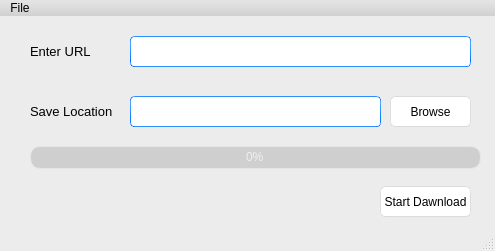
Before: the Qt Designer form main.ui in islam-kamel/EasyDown, drawn with Qt 5.
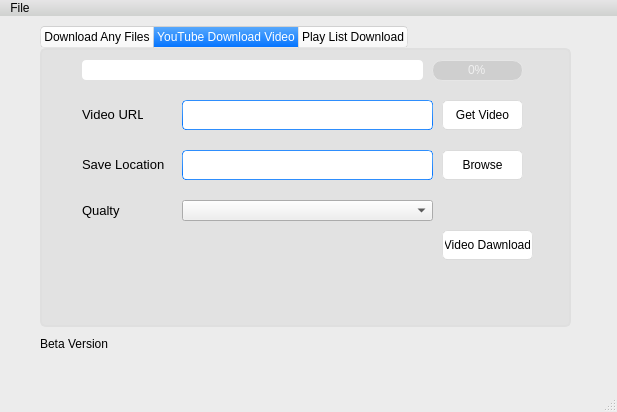
After: the same form once the commit is applied. The open tabs and pages were chosen to show the change.

Commit message: Add YouTube Download Add Edit Style

What changed in the file:
```diff
--- a/main.ui
+++ b/main.ui
@@ -6,8 +6,8 @@
    <rect>
     <x>0</x>
     <y>0</y>
-    <width>495</width>
-    <height>251</height>
+    <width>617</width>
+    <height>412</height>
    </rect>
   </property>
   <property name="windowTitle">
@@ -575,105 +575,479 @@
 }</string>
   </property>
   <widget class="QWidget" name="centralwidget">
-   <widget class="QLineEdit" name="lineEdit">
+   <widget class="QTabWidget" name="tabWidget">
     <property name="geometry">
      <rect>
-      <x>130</x>
-      <y>20</y>
-      <width>341</width>
-      <height>31</height>
+      <x>40</x>
+      <y>10</y>
+      <width>531</width>
+      <height>301</height>
      </rect>
     </property>
-   </widget>
-   <widget class="QLineEdit" name="lineEdit_2">
-    <property name="geometry">
-     <rect>
-      <x>130</x>
-      <y>80</y>
-      <width>251</width>
-      <height>31</height>
-     </rect>
+    <property name="minimumSize">
+     <size>
+      <width>531</width>
+      <height>0</height>
+     </size>
     </property>
-   </widget>
-   <widget class="QLabel" name="label">
-    <property name="geometry">
-     <rect>
-      <x>30</x>
-      <y>20</y>
-      <width>61</width>
-      <height>31</height>
-     </rect>
+    <property name="maximumSize">
+     <size>
+      <width>531</width>
+      <height>301</height>
+     </size>
     </property>
-    <property name="font">
-     <font>
-      <pointsize>10</pointsize>
-     </font>
+    <property name="styleSheet">
+     <string notr="true">QPushButton:hover{
+	background-color:gray;
+	transition: all 1s;
+}
+</string>
     </property>
-    <property name="text">
-     <string>Enter URL</string>
-    </property>
-    <property name="textFormat">
-     <enum>Qt::RichText</enum>
-    </property>
-   </widget>
-   <widget class="QLabel" name="label_2">
-    <property name="geometry">
-     <rect>
-      <x>30</x>
-      <y>80</y>
-      <width>91</width>
-      <height>31</height>
-     </rect>
-    </property>
-    <property name="font">
-     <font>
-      <pointsize>10</pointsize>
-     </font>
-    </property>
-    <property name="text">
-     <string>Save Location</string>
-    </property>
-    <property name="textFormat">
-     <enum>Qt::RichText</enum>
-    </property>
-   </widget>
-   <widget class="QPushButton" name="pushButton">
-    <property name="geometry">
-     <rect>
-      <x>390</x>
-      <y>80</y>
-      <width>81</width>
-      <height>31</height>
-     </rect>
-    </property>
-    <property name="text">
-     <string>Browse</string>
-    </property>
-   </widget>
-   <widget class="QProgressBar" name="progressBar">
-    <property name="geometry">
-     <rect>
-      <x>30</x>
-      <y>130</y>
-      <width>451</width>
-      <height>23</height>
-     </rect>
-    </property>
-    <property name="value">
+    <property name="currentIndex">
      <number>0</number>
     </property>
+    <widget class="QWidget" name="tab">
+     <attribute name="title">
+      <string>Download Any Files</string>
+     </attribute>
+     <widget class="QLabel" name="label_2">
+      <property name="geometry">
+       <rect>
+        <x>40</x>
+        <y>90</y>
+        <width>91</width>
+        <height>30</height>
+       </rect>
+      </property>
+      <property name="font">
+       <font>
+        <pointsize>10</pointsize>
+       </font>
+      </property>
+      <property name="text">
+       <string>Save Location</string>
+      </property>
+      <property name="textFormat">
+       <enum>Qt::RichText</enum>
+      </property>
+     </widget>
+     <widget class="QProgressBar" name="progressBar">
+      <property name="geometry">
+       <rect>
+        <x>40</x>
+        <y>140</y>
+        <width>451</width>
+        <height>22</height>
+       </rect>
+      </property>
+      <property name="value">
+       <number>0</number>
+      </property>
+     </widget>
+     <widget class="QLineEdit" name="lineEdit_2">
+      <property name="geometry">
+       <rect>
+        <x>140</x>
+        <y>90</y>
+        <width>251</width>
+        <height>30</height>
+       </rect>
+      </property>
+     </widget>
+     <widget class="QPushButton" name="pushButton">
+      <property name="geometry">
+       <rect>
+        <x>400</x>
+        <y>90</y>
+        <width>81</width>
+        <height>30</height>
+       </rect>
+      </property>
+      <property name="text">
+       <string>Browse</string>
+      </property>
+     </widget>
+     <widget class="QLineEdit" name="lineEdit">
+      <property name="geometry">
+       <rect>
+        <x>140</x>
+        <y>40</y>
+        <width>341</width>
+        <height>30</height>
+       </rect>
+      </property>
+     </widget>
+     <widget class="QLabel" name="label">
+      <property name="geometry">
+       <rect>
+        <x>40</x>
+        <y>40</y>
+        <width>61</width>
+        <height>30</height>
+       </rect>
+      </property>
+      <property name="font">
+       <font>
+        <pointsize>10</pointsize>
+       </font>
+      </property>
+      <property name="text">
+       <string>Enter URL</string>
+      </property>
+      <property name="textFormat">
+       <enum>Qt::RichText</enum>
+      </property>
+     </widget>
+     <widget class="QPushButton" name="pushButton_2">
+      <property name="geometry">
+       <rect>
+        <x>390</x>
+        <y>180</y>
+        <width>91</width>
+        <height>30</height>
+       </rect>
+      </property>
+      <property name="text">
+       <string>Start Dawnload</string>
+      </property>
+     </widget>
+    </widget>
+    <widget class="QWidget" name="tab_2">
+     <attribute name="title">
+      <string>YouTube Download Video</string>
+     </attribute>
+     <widget class="QLineEdit" name="lineEdit_3">
+      <property name="geometry">
+       <rect>
+        <x>140</x>
+        <y>100</y>
+        <width>251</width>
+        <height>30</height>
+       </rect>
+      </property>
+     </widget>
+     <widget class="QPushButton" name="pushButton_3">
+      <property name="geometry">
+       <rect>
+        <x>400</x>
+        <y>100</y>
+        <width>81</width>
+        <height>30</height>
+       </rect>
+      </property>
+      <property name="text">
+       <string>Browse</string>
+      </property>
+     </widget>
+     <widget class="QLineEdit" name="lineEdit_4">
+      <property name="geometry">
+       <rect>
+        <x>140</x>
+        <y>50</y>
+        <width>251</width>
+        <height>30</height>
+       </rect>
+      </property>
+      <property name="toolTipDuration">
+       <number>-1</number>
+      </property>
+     </widget>
+     <widget class="QLabel" name="label_3">
+      <property name="geometry">
+       <rect>
+        <x>40</x>
+        <y>50</y>
+        <width>61</width>
+        <height>30</height>
+       </rect>
+      </property>
+      <property name="font">
+       <font>
+        <pointsize>10</pointsize>
+       </font>
+      </property>
+      <property name="text">
+       <string>Video URL</string>
+      </property>
+      <property name="textFormat">
+       <enum>Qt::RichText</enum>
+      </property>
+     </widget>
+     <widget class="QLabel" name="label_4">
+      <property name="geometry">
+       <rect>
+        <x>40</x>
+        <y>100</y>
+        <width>91</width>
+        <height>30</height>
+       </rect>
+      </property>
+      <property name="font">
+       <font>
+        <pointsize>10</pointsize>
+       </font>
+      </property>
+      <property name="text">
+       <string>Save Location</string>
+      </property>
+      <property name="textFormat">
+       <enum>Qt::RichText</enum>
+      </property>
+     </widget>
+     <widget class="QPushButton" name="pushButton_4">
+      <property name="geometry">
+       <rect>
+        <x>400</x>
+        <y>180</y>
+        <width>91</width>
+        <height>30</height>
+       </rect>
+      </property>
+      <property name="text">
+       <string>Video Dawnload</string>
+      </property>
+     </widget>
+     <widget class="QComboBox" name="comboBox">
+      <property name="geometry">
+       <rect>
+        <x>140</x>
+        <y>150</y>
+        <width>251</width>
+        <height>21</height>
+       </rect>
+      </property>
+     </widget>
+     <widget class="QLabel" name="label_5">
+      <property name="geometry">
+       <rect>
+        <x>40</x>
+        <y>150</y>
+        <width>71</width>
+        <height>21</height>
+       </rect>
+      </property>
+      <property name="font">
+       <font>
+        <pointsize>10</pointsize>
+       </font>
+      </property>
+      <property name="text">
+       <string>Qualty</string>
+      </property>
+      <property name="textFormat">
+       <enum>Qt::RichText</enum>
+      </property>
+     </widget>
+     <widget class="QLineEdit" name="lineEdit_7">
+      <property name="geometry">
+       <rect>
+        <x>40</x>
+        <y>10</y>
+        <width>341</width>
+        <height>20</height>
+       </rect>
+      </property>
+      <property name="cursor">
+       <cursorShape>ArrowCursor</cursorShape>
+      </property>
+      <property name="autoFillBackground">
+       <bool>false</bool>
+      </property>
+      <property name="styleSheet">
+       <string notr="true">border:none; opactiy:0</string>
+      </property>
+      <property name="readOnly">
+       <bool>true</bool>
+      </property>
+     </widget>
+     <widget class="QPushButton" name="pushButton_7">
+      <property name="geometry">
+       <rect>
+        <x>400</x>
+        <y>50</y>
+        <width>81</width>
+        <height>30</height>
+       </rect>
+      </property>
+      <property name="styleSheet">
+       <string notr="true">
+</string>
+      </property>
+      <property name="text">
+       <string>Get Video</string>
+      </property>
+     </widget>
+     <widget class="QProgressBar" name="progressBar_2">
+      <property name="geometry">
+       <rect>
+        <x>390</x>
+        <y>10</y>
+        <width>91</width>
+        <height>21</height>
+       </rect>
+      </property>
+      <property name="value">
+       <number>0</number>
+      </property>
+     </widget>
+    </widget>
+    <widget class="QWidget" name="tab_3">
+     <attribute name="title">
+      <string>Play List Download</string>
+     </attribute>
+     <widget class="QLineEdit" name="lineEdit_5">
+      <property name="geometry">
+       <rect>
+        <x>140</x>
+        <y>80</y>
+        <width>251</width>
+        <height>30</height>
+       </rect>
+      </property>
+     </widget>
+     <widget class="QLabel" name="label_6">
+      <property name="geometry">
+       <rect>
+        <x>40</x>
+        <y>30</y>
+        <width>81</width>
+        <height>30</height>
+       </rect>
+      </property>
+      <property name="font">
+       <font>
+        <pointsize>10</pointsize>
+       </font>
+      </property>
+      <property name="text">
+       <string>Play List URL</string>
+      </property>
+      <property name="textFormat">
+       <enum>Qt::RichText</enum>
+      </property>
+     </widget>
+     <widget class="QPushButton" name="pushButton_5">
+      <property name="geometry">
+       <rect>
+        <x>390</x>
+        <y>170</y>
+        <width>91</width>
+        <height>30</height>
+       </rect>
+      </property>
+      <property name="text">
+       <string>Start Dawnload</string>
+      </property>
+     </widget>
+     <widget class="QLineEdit" name="lineEdit_6">
+      <property name="geometry">
+       <rect>
+        <x>140</x>
+        <y>30</y>
+        <width>341</width>
+        <height>30</height>
+       </rect>
+      </property>
+     </widget>
+     <widget class="QLabel" name="label_7">
+      <property name="geometry">
+       <rect>
+        <x>40</x>
+        <y>80</y>
+        <width>91</width>
+        <height>30</height>
+       </rect>
+      </property>
+      <property name="font">
+       <font>
+        <pointsize>10</pointsize>
+       </font>
+      </property>
+      <property name="text">
+       <string>Save Location</string>
+      </property>
+      <property name="textFormat">
+       <enum>Qt::RichText</enum>
+      </property>
+     </widget>
+     <widget class="QPushButton" name="pushButton_6">
+      <property name="geometry">
+       <rect>
+        <x>400</x>
+        <y>80</y>
+        <width>81</width>
+        <height>30</height>
+       </rect>
+      </property>
+      <property name="text">
+       <string>Browse</string>
+      </property>
+     </widget>
+     <widget class="QComboBox" name="comboBox_2">
+      <property name="geometry">
+       <rect>
+        <x>140</x>
+        <y>130</y>
+        <width>101</width>
+        <height>21</height>
+       </rect>
+      </property>
+     </widget>
+     <widget class="QLabel" name="label_8">
+      <property name="geometry">
+       <rect>
+        <x>40</x>
+        <y>130</y>
+        <width>71</width>
+        <height>21</height>
+       </rect>
+      </property>
+      <property name="font">
+       <font>
+        <pointsize>10</pointsize>
+       </font>
+      </property>
+      <property name="text">
+       <string>Qualty</string>
+      </property>
+      <property name="textFormat">
+       <enum>Qt::RichText</enum>
+      </property>
+     </widget>
+     <widget class="QLabel" name="label_9">
+      <property name="geometry">
+       <rect>
+        <x>270</x>
+        <y>130</y>
+        <width>91</width>
+        <height>21</height>
+       </rect>
+      </property>
+      <property name="font">
+       <font>
+        <pointsize>10</pointsize>
+       </font>
+      </property>
+      <property name="text">
+       <string>Current Video</string>
+      </property>
+      <property name="textFormat">
+       <enum>Qt::RichText</enum>
+      </property>
+     </widget>
+    </widget>
    </widget>
-   <widget class="QPushButton" name="pushButton_2">
+   <widget class="QLabel" name="label_10">
     <property name="geometry">
      <rect>
-      <x>380</x>
-      <y>170</y>
-      <width>91</width>
-      <height>31</height>
+      <x>40</x>
+      <y>320</y>
+      <width>81</width>
+      <height>16</height>
      </rect>
     </property>
     <property name="text">
-     <string>Start Dawnload</string>
+     <string>Beta Version</string>
     </property>
    </widget>
   </widget>
@@ -682,7 +1056,7 @@
     <rect>
      <x>0</x>
      <y>0</y>
-     <width>495</width>
+     <width>617</width>
      <height>18</height>
     </rect>
    </property>
```
The commit also changes 1 other file.
